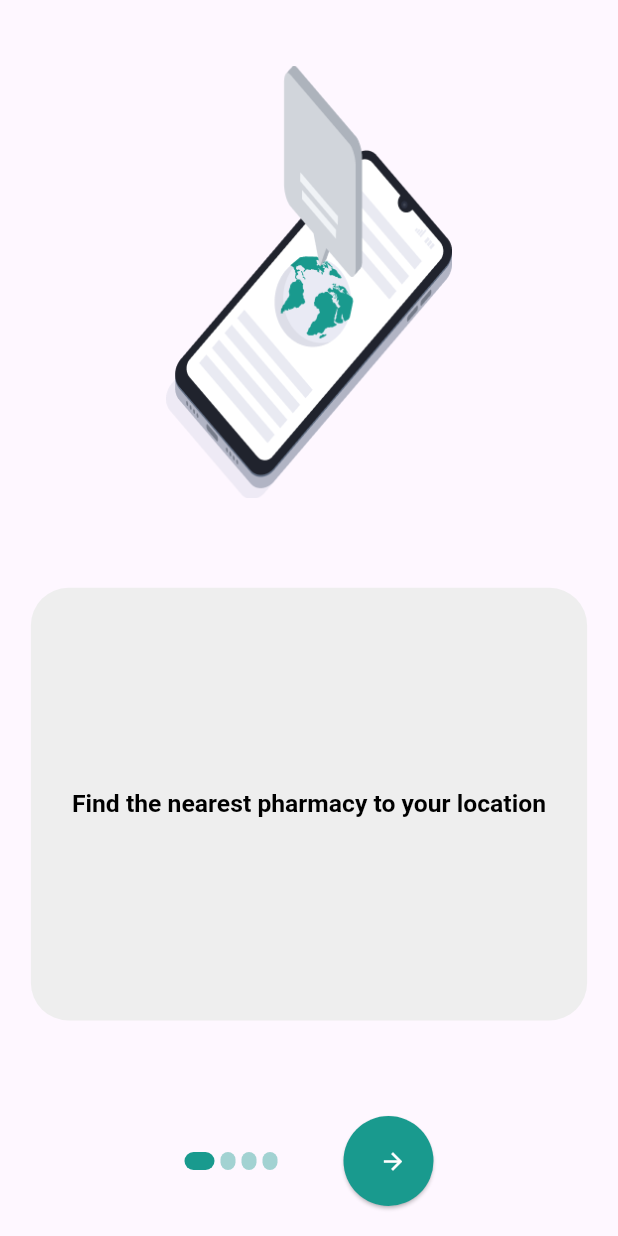
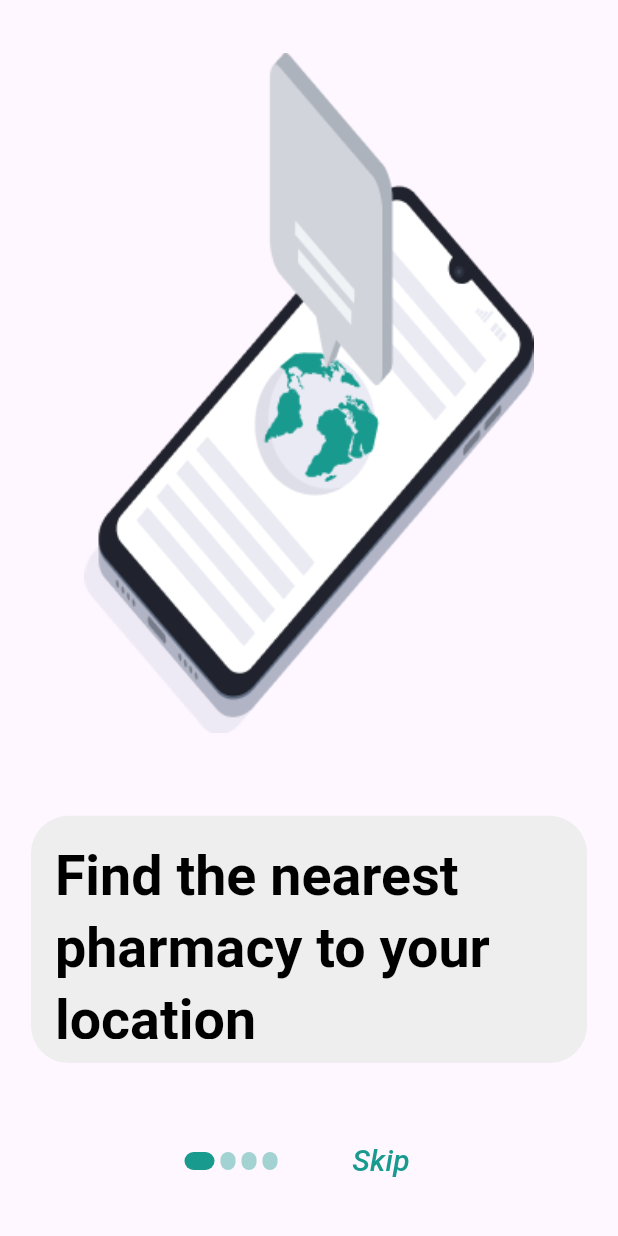
Before and after one commit to YaraShehadeh/pharma_ease, a Flutter app: the screen it shows after launch, on a phone screen of 412 x 824 dp. Run offline on Flutter 3.47's test engine with Material 3 defaults, Android fonts, the phone set to English and light mode, and no system bars; our stand-ins replace google_fonts, google_maps_flutter, location; missing offline and left inert: flutter_barcode_scanner.

```diff
--- a/lib/src/ui/screens/onboarding_screen.dart
+++ b/lib/src/ui/screens/onboarding_screen.dart
@@ -64,30 +64,23 @@ class _OnBoardingScreenState extends State<OnBoardingScreen> {
                         isActive: index == _pageIndex,
                       ),
                     )),
-            const SizedBox(width: 40),
+            const SizedBox(width: 30),
             SizedBox(
                 height: 100,
-              width: 60,
-              child: ElevatedButton(
+                width: 70,
+                child: TextButton(
+                  child: const Text(
+                    "Skip",
+                    style: TextStyle(fontStyle: FontStyle.italic
+                    ,fontWeight: FontWeight.w500,color: pharmaGreenColor,fontSize:20),
+                  ),
                   onPressed: () {
-                    if (_pageIndex == onboarding_data.length - 1) {
-                      Future.delayed(const Duration(milliseconds: 300), () {
-                        Navigator.pushReplacement(context,
-                            MaterialPageRoute(builder: (context) => const MapPage()));
-                      });
-                    } else {
-                      _pageController.nextPage(
-                          duration: const Duration(milliseconds: 300),
-                          curve: Curves.ease);
-                    }
+                    Navigator.pushReplacement(
+                        context,
+                        MaterialPageRoute(
+                            builder: (context) => const MapPage()));
                   },
-                  style: ElevatedButton.styleFrom(
-                      shape: const CircleBorder(),
-                      backgroundColor: pharmaGreenColor),
-                  child: const  Icon(
-                    Icons.arrow_forward,
-                    color: Colors.white,
-                  )),
+                )
                 ),
           ],
         )
@@ -110,8 +103,7 @@ class DotIndicator extends StatelessWidget {
       height: 12,
       width: isActive ? 20 : 10,
       decoration: BoxDecoration(
-        color:
-            isActive ? pharmaGreenColor : pharmaGreenColor.withOpacity(0.4),
+        color: isActive ? pharmaGreenColor : pharmaGreenColor.withOpacity(0.4),
         borderRadius: const BorderRadius.all(Radius.circular(12)),
       ),
     );
@@ -161,40 +153,45 @@ class OnBoardContent extends StatelessWidget {
   Widget build(BuildContext context) {
     double screenWidth = MediaQuery.of(context).size.width;
     return LayoutBuilder(
-      builder: (context,constraints) {
+      builder: (context, constraints) {
         double screenWidth = constraints.maxWidth;
         return Column(
           children: [
             const Spacer(),
-            Image.asset(
+            // const SizedBox(height:1),
+            Padding(
+              padding: const EdgeInsets.only(top: 20.0),
+              child: Image.asset(
                 image,
-              height: screenWidth * 0.7,
-              width: screenWidth * 0.9,
+                height: screenWidth * 1.1,
+                width: screenWidth * 1.1,
+                fit: BoxFit.contain,
+              ),
             ),
             const Spacer(),
-            const SizedBox(
-              height: 16,
-            ),
-            Container(
+            // const SizedBox(
+            //   height: 50,
+            // ),
+            Padding(
+              padding: const EdgeInsets.only(top: 40.0),
+              child: Container(
                 decoration: BoxDecoration(
                   color: Colors.grey.shade200,
                   borderRadius: BorderRadius.circular(25),
                 ),
-              height: screenWidth * 0.7,
+                height: screenWidth * 0.4,
                 width: screenWidth * 0.9,
                 padding: const EdgeInsets.all(16),
                 child: Center(
                   child: Text(
                     description,
                     textAlign: TextAlign.start,
-                  style: Theme
-                      .of(context)
-                      .textTheme
-                      .headlineMedium
-                      ?.copyWith(
+                    style: Theme.of(context).textTheme.headlineMedium?.copyWith(
                           fontWeight: FontWeight.w700,
                           color: Colors.black,
-                      fontSize: screenWidth * 0.04,),
+                          fontSize: screenWidth * 0.09,
+                        ),
+                  ),
                 ),
               ),
             ),
```
Also changed, not shown: lib/src/ui/screens/HomePage/map_page.dart (+8 -4 lines). Lines whose indentation alone changed are shown as unchanged.
